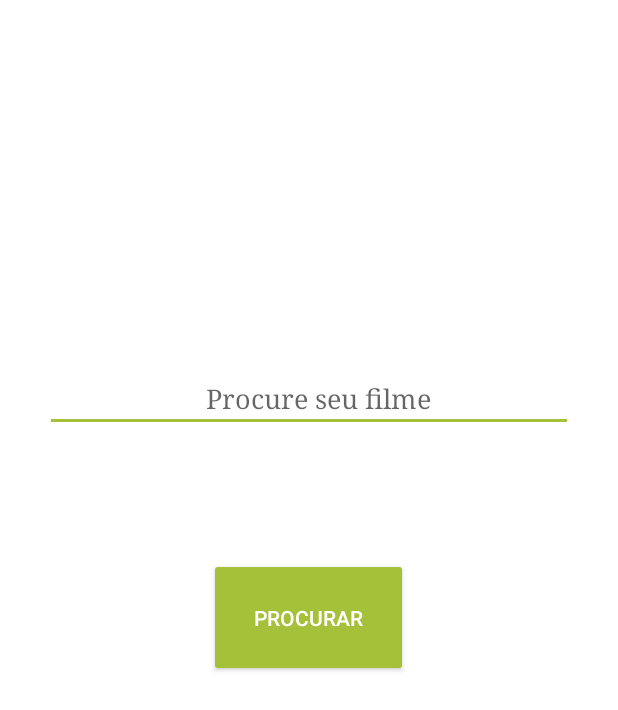
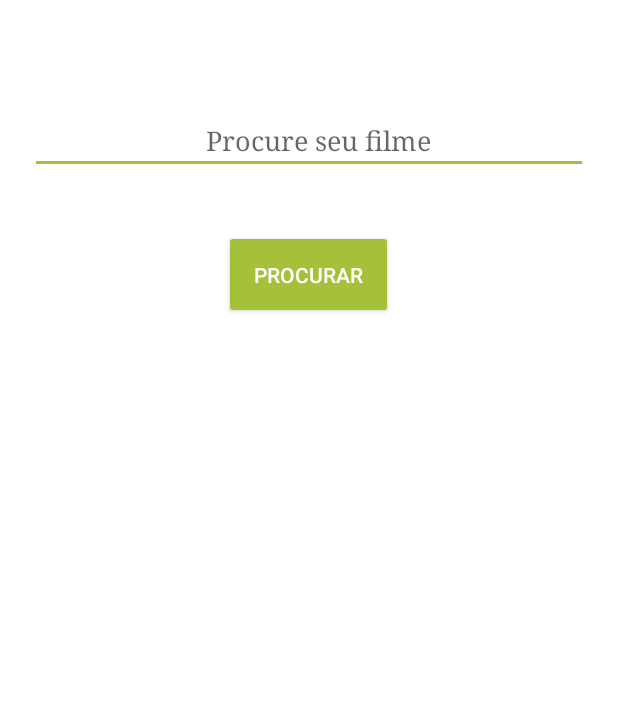
Before and after one commit to almermbn/zupFilmes, an Android app: the fragment FindFragment shown on its own in the app's theme, on a phone screen of 412 x 824 dp. Shown: the top 710 px of the screen. Run offline under Robolectric (Android 15) with nearby library versions, the phone set to English and light mode, and no system bars; our stand-ins replace Volley; libraries missing offline, so code that uses them is left out: com.aurelhubert.ahbottomnavigation, me.leolin.shortcutbadger.

Commit message:
project_upgrade

```diff
--- a/app/src/main/java/zup/com/activities/MovieDetailsActivity.java
+++ b/app/src/main/java/zup/com/activities/MovieDetailsActivity.java
@@ -18,8 +18,6 @@ import android.view.animation.DecelerateInterpolator;
 import android.widget.ImageView;
 
 import com.google.gson.Gson;
-
-import java.util.UUID;
 
 import zup.com.models.Movie;
 import zup.com.utils.DownloadImageTask;
@@ -76,7 +74,6 @@ public class MovieDetailsActivity extends AppCompatActivity {
         if(isEdit){
             loadImageParam(movieImage);
         } else {
-            String imageName = UUID.randomUUID().toString();
             DownloadImageTask task = new DownloadImageTask(imageHeader, movie, getApplicationContext());
             task.execute(movie.getPoster());
         }
--- a/app/src/main/java/zup/com/fragments/FindFragment.java
+++ b/app/src/main/java/zup/com/fragments/FindFragment.java
@@ -49,7 +49,7 @@ public class FindFragment extends Fragment {
 
         progress = LoadingTask.setupLoading(this.getContext(), "", "Procurando...", false);
 
-        Button button = (Button) rootView.findViewById(R.id.button);
+        Button button = (Button) rootView.findViewById(R.id.findButton);
         button.setOnClickListener(new View.OnClickListener() {
             @Override
             public void onClick(View v) {
--- a/app/src/main/java/zup/com/views/adapters/MovieListAdapter.java
+++ b/app/src/main/java/zup/com/views/adapters/MovieListAdapter.java
@@ -35,6 +35,7 @@ public class MovieListAdapter extends ArrayAdapter<Movie> {
         View rowView = inflater.inflate(R.layout.movie_row, parent, false);
 
         TextView textView = (TextView) rowView.findViewById(R.id.movieTitle);
+        TextView textYear = (TextView) rowView.findViewById(R.id.year);
         ImageView imageView = (ImageView) rowView.findViewById(R.id.icon);
 
         ShortcutBadger.removeCount(getContext());
@@ -42,6 +43,7 @@ public class MovieListAdapter extends ArrayAdapter<Movie> {
         Movie movie = getItem(position);
 
         textView.setText(movie.getTitle());
+        textYear.setText(movie.getYear());
 
         Bitmap image = retrieveImage(movie);
 
--- a/app/src/main/res/layout/activity_main.xml
+++ b/app/src/main/res/layout/activity_main.xml
@@ -5,7 +5,7 @@
     android:layout_width="match_parent"
     android:layout_height="match_parent"
     android:fitsSystemWindows="true"
-    tools:context="zup.com.zupfilmes.zup.com.activities.MainActivity">
+    tools:context="zup.com.activities.MainActivity">
 
     <android.support.design.widget.AppBarLayout
         android:layout_width="match_parent"
--- a/app/src/main/res/layout/find_fragment.xml
+++ b/app/src/main/res/layout/find_fragment.xml
@@ -4,32 +4,33 @@
     xmlns:tools="http://schemas.android.com/tools"
     android:orientation="vertical" android:layout_width="match_parent"
     android:layout_height="match_parent"
-    android:padding="30dp">
+    android:padding="20dp">
 
     <EditText
         android:layout_width="match_parent"
-        android:layout_weight=".80"
         android:layout_height="wrap_content"
         android:inputType="text"
         android:hint="@string/search_your_movie"
         android:textAlignment="center"
         android:ems="10"
         android:id="@+id/etFilme"
-        android:layout_marginBottom="84dp"
         android:selectAllOnFocus="false"
         android:fontFamily="serif"
-        android:paddingLeft="16dp"
-        android:layout_above="@+id/button"
-        />
+        android:paddingStart="16dp"
+        tools:ignore="RtlSymmetry"
+        android:layout_alignParentTop="true"
+        android:layout_alignParentStart="true"
+        android:layout_marginTop="51dp"/>
 
     <Button
         android:text="@string/find_movie"
         android:layout_width="wrap_content"
         android:layout_height="wrap_content"
-        android:id="@+id/button"
+        android:id="@+id/findButton"
         android:theme="@style/AppTheme.Button"
-        android:padding="30dp"
-        android:layout_centerVertical="true"
+        android:padding="20dp"
+        android:layout_marginTop="37dp"
+        android:layout_below="@+id/etFilme"
         android:layout_centerHorizontal="true"/>
 
 </RelativeLayout>
--- a/app/src/main/res/layout/list_fragment.xml
+++ b/app/src/main/res/layout/list_fragment.xml
@@ -17,7 +17,7 @@
     <ListView
         android:layout_width="match_parent"
         android:layout_height="match_parent"
-
         android:textColor="@color/orange"
         android:id="@+id/movie_list"/>
+
 </RelativeLayout>
--- a/app/src/main/res/values-v21/styles.xml
+++ b/app/src/main/res/values-v21/styles.xml
@@ -6,4 +6,9 @@
         <item name="android:windowDrawsSystemBarBackgrounds">true</item>
         <item name="android:statusBarColor">@android:color/black</item>
     </style>
+
+    <style name="MovieDetailsText">
+        <item name="android:textSize">14sp</item>
+        <item name="android:textColor">@color/white</item>
+    </style>
 </resources>
```
Also changed, not shown: app/src/main/AndroidManifest.xml (+6 -3 lines), app/src/main/java/zup/com/utils/DownloadImageTask.java (+9 -1 lines), app/src/main/res/layout/content_about_directors.xml (+6 -3 lines), app/src/main/res/layout/content_about_movie.xml (+8 -4 lines).
